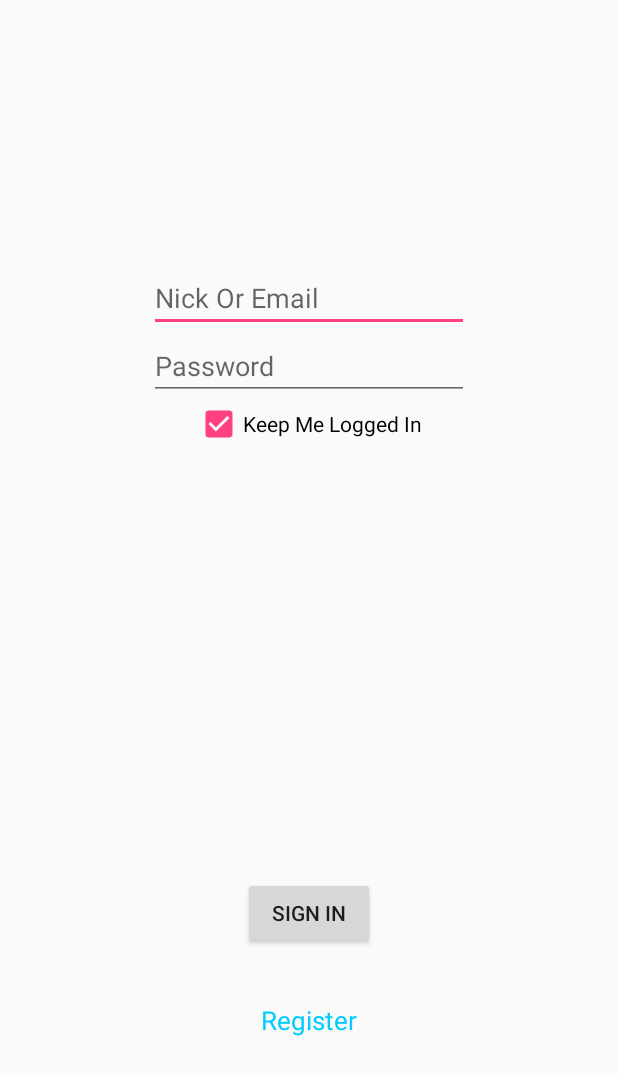
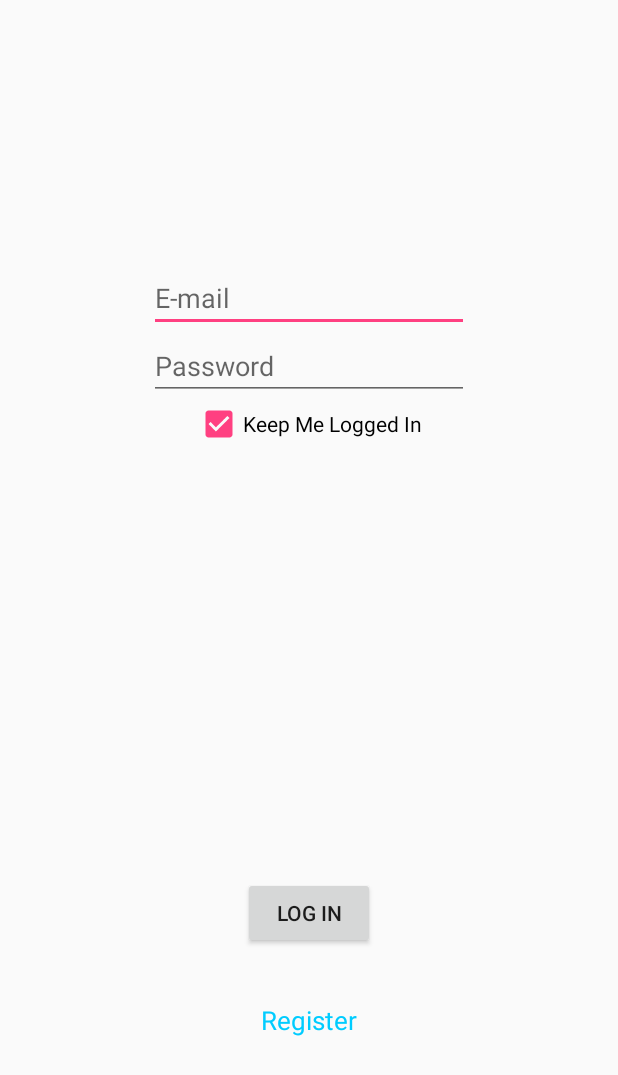
Before and after one commit to yra-rom/ColibriAndroid, an Android app: the screen it shows after launch (SignInActivity before the commit, LogInActivity after it), on a phone screen of 412 x 824 dp. Shown: the top 1075 px of the screen. Run offline under Robolectric (Android 15) with nearby library versions, the phone set to English and light mode, and no system bars.

Commit message:
Corrected Names

```diff
--- a/app/src/main/AndroidManifest.xml
+++ b/app/src/main/AndroidManifest.xml
@@ -15,15 +15,15 @@
         android:label="@string/app_name"
         android:supportsRtl="true"
         android:theme="@style/AppTheme">
-        <activity android:name=".signUpAndRegistration.MainActivity">
+        <activity android:name=".LogInAndRegistration.MainActivity">
             <intent-filter>
                 <action android:name="android.intent.action.MAIN" />
 
                 <category android:name="android.intent.category.LAUNCHER" />
             </intent-filter>
         </activity>
-        <activity android:name=".signUpAndRegistration.SignInActivity"/>
-        <activity android:name=".signUpAndRegistration.RegistrationActivity"/>
+        <activity android:name=".LogInAndRegistration.LogInActivity"/>
+        <activity android:name=".LogInAndRegistration.RegistrationActivity"/>
 
     </application>
 
--- a/app/src/main/java/com/example/plague/app090816registration/signUpAndRegistration/SignInActivity.java
+++ b/app/src/main/java/com/example/plague/app090816registration/LogInAndRegistration/LogInActivity.java
@@ -1,4 +1,4 @@
-package com.example.plague.app090816registration.signUpAndRegistration;
+package com.example.plague.app090816registration.LogInAndRegistration;
 
 import android.content.Intent;
 import android.content.SharedPreferences;
@@ -15,16 +15,16 @@ import android.widget.EditText;
 import android.widget.TextView;
 
 import com.example.plague.app090816registration.R;
+import com.example.plague.app090816registration.clients.LogInThread;
 import com.example.plague.app090816registration.clients.SendKeys;
-import com.example.plague.app090816registration.clients.SignThread;
 
 import java.util.HashMap;
 import java.util.Map;
 
-public class SignInActivity extends AppCompatActivity implements View.OnClickListener{
-    public static final String TAG = "SignInActivity";
+public class LogInActivity extends AppCompatActivity implements View.OnClickListener{
+    public static final String TAG = "LogInActivity";
 
-    private EditText etNickOrEmail;
+    private EditText etEmail;
     private EditText etPassword;
     private Button btnSignIn;
     private TextView tvRegister;
@@ -40,7 +40,7 @@ public class SignInActivity extends AppCompatActivity implements View.OnClickLis
     }
 
     private void initViews() {
-        etNickOrEmail = (EditText) findViewById(R.id.sign_etNameOrEMail);
+        etEmail = (EditText) findViewById(R.id.sign_etEmail);
         etPassword = (EditText) findViewById(R.id.sign_etPassword);
         btnSignIn = (Button) findViewById(R.id.sign_btnSignIn);
         tvRegister = (TextView) findViewById(R.id.tvRegister);
@@ -51,14 +51,14 @@ public class SignInActivity extends AppCompatActivity implements View.OnClickLis
         tvRegister.setOnClickListener(this);
 
 
-        etNickOrEmail.addTextChangedListener(new TextWatcher() {
+        etEmail.addTextChangedListener(new TextWatcher() {
             @Override
             public void beforeTextChanged(CharSequence charSequence, int i, int i1, int i2) {}
 
             @Override
             public void onTextChanged(CharSequence charSequence, int i, int i1, int i2) {
-                etNickOrEmail.setTextColor(Color.BLACK);
-                etNickOrEmail.setHintTextColor(Color.BLACK);
+                etEmail.setTextColor(Color.BLACK);
+                etEmail.setHintTextColor(Color.BLACK);
             }
 
             @Override
@@ -99,7 +99,7 @@ public class SignInActivity extends AppCompatActivity implements View.OnClickLis
     }
 
     private void logInUser() {
-        String email = etNickOrEmail.getText().toString();
+        String email = etEmail.getText().toString();
         String pass = etPassword.getText().toString();
         if(checkEmail(email)){
             Log.d(TAG, "Server checked email: email is correct");
@@ -120,7 +120,7 @@ public class SignInActivity extends AppCompatActivity implements View.OnClickLis
         }else{
             Log.d(TAG, "Server checked mail: mail is NOT correct");
             //if user is not correct
-            etNickOrEmail.setTextColor(Color.RED);
+            etEmail.setTextColor(Color.RED);
         }
     }
 
@@ -137,9 +137,10 @@ public class SignInActivity extends AppCompatActivity implements View.OnClickLis
         if(keyWord.equals("")) return false;
 
         Map map = new HashMap<String, String>();
+        map.put(SendKeys.TITLE, SendKeys.CHECK_MAIL);
         map.put(SendKeys.EMAIL, keyWord);
 
-        SignThread signThread = new SignThread(map);
+        LogInThread signThread = new LogInThread(map);
         signThread.start();
 
         while(signThread.getAnswer()==null); // potential dead loop!!!
@@ -151,8 +152,8 @@ public class SignInActivity extends AppCompatActivity implements View.OnClickLis
         Boolean answ = signThread.getAnswer();
 
         if(!answ){
-            etNickOrEmail.setTextColor(Color.RED);
-            etNickOrEmail.setHintTextColor(Color.RED);
+            etEmail.setTextColor(Color.RED);
+            etEmail.setHintTextColor(Color.RED);
         }
         return answ;
     }
@@ -161,11 +162,12 @@ public class SignInActivity extends AppCompatActivity implements View.OnClickLis
         if(pass.equals("")) return false;
 
         Map map = new HashMap<String, String>();
+        map.put(SendKeys.TITLE, SendKeys.CHECK_PASS);
         map.put(SendKeys.EMAIL, email);
         map.put(SendKeys.PASS, pass);
 
 
-        SignThread signThread = new SignThread(map);
+        LogInThread signThread = new LogInThread(map);
         signThread.start();
 
         while(signThread.getAnswer()==null); // potential dead loop!!!
@@ -190,9 +192,9 @@ public class SignInActivity extends AppCompatActivity implements View.OnClickLis
             return;
         }
         if(resultCode == RESULT_OK) {
-            String nick = data.getStringExtra(SendKeys.NICK);
+            String nick = data.getStringExtra(SendKeys.EMAIL);
             //Log.d(TAG, SendKeys.NICK + nick);
-            etNickOrEmail.setText(nick);
+            etEmail.setText(nick);
             tvRegSucc.setText(R.string.regSuccess);
         }
     }
--- a/app/src/main/java/com/example/plague/app090816registration/signUpAndRegistration/MainActivity.java
+++ b/app/src/main/java/com/example/plague/app090816registration/LogInAndRegistration/MainActivity.java
@@ -1,4 +1,4 @@
-package com.example.plague.app090816registration.signUpAndRegistration;
+package com.example.plague.app090816registration.LogInAndRegistration;
 
 import android.content.Intent;
 import android.content.SharedPreferences;
@@ -18,7 +18,7 @@ public class MainActivity extends AppCompatActivity{
         String s1 = sharedPrefs.getString(SendKeys.NICK,"");
         String s2 = sharedPrefs.getString(SendKeys.PASS,"");
         if(s1.equals("") || s2.equals("")){
-            Intent intent = new Intent(this, SignInActivity.class);
+            Intent intent = new Intent(this, LogInActivity.class);
             startActivity(intent);
         }else {
             //TO DO
--- a/app/src/main/java/com/example/plague/app090816registration/clients/SignThread.java
+++ b/app/src/main/java/com/example/plague/app090816registration/clients/LogInThread.java
@@ -9,8 +9,8 @@ import java.net.InetAddress;
 import java.net.Socket;
 import java.util.Map;
 
-public class SignThread extends Thread {
-    public static final String TAG = "SignThread";
+public class LogInThread extends Thread {
+    public static final String TAG = "LogInThread";
     public static final String HOST = "192.168.43.142";
     public static final int PORT = 5678;
 
@@ -24,7 +24,7 @@ public class SignThread extends Thread {
 
     private int numberOfSendMessages = 0;
 
-    public SignThread(Map map){
+    public LogInThread(Map map){
         this.map = map;
     }
 
--- a/app/src/main/java/com/example/plague/app090816registration/clients/SendKeys.java
+++ b/app/src/main/java/com/example/plague/app090816registration/clients/SendKeys.java
@@ -1,7 +1,13 @@
 package com.example.plague.app090816registration.clients;
 
 public interface SendKeys {
-    //For sign in
+    //for checks
+    String TITLE = "TITLE";
+    String CHECK_MAIL = "CHECK_EMAIL";
+    String CHECK_PASS = "CHECK_MAIL";
+    String REGISTER = "REGISTER";
+
+    //For login
     String NICK = "NICK";
     String PASS = "PASS";
 
--- a/app/src/main/res/layout/sign_in.xml
+++ b/app/src/main/res/layout/sign_in.xml
@@ -7,12 +7,12 @@
     android:paddingLeft="@dimen/activity_horizontal_margin"
     android:paddingRight="@dimen/activity_horizontal_margin"
     android:paddingTop="@dimen/activity_vertical_margin"
-    tools:context=".signUpAndRegistration.MainActivity">
+    tools:context=".LogInAndRegistration.MainActivity">
 
 
     <EditText
-        android:id="@+id/sign_etNameOrEMail"
-        android:hint="@string/nickOrEmail"
+        android:id="@+id/sign_etEmail"
+        android:hint="@string/email"
         android:layout_width="wrap_content"
         android:layout_height="wrap_content"
         android:inputType="textEmailAddress|textPersonName"
@@ -29,7 +29,7 @@
         android:layout_height="wrap_content"
         android:inputType="textPassword"
         android:ems="10"
-        android:layout_below="@+id/sign_etNameOrEMail"
+        android:layout_below="@+id/sign_etEmail"
         android:layout_centerHorizontal="true" />
 
     <TextView
@@ -47,7 +47,7 @@
     <Button
         android:layout_width="wrap_content"
         android:layout_height="wrap_content"
-        android:text="@string/signIn"
+        android:text="@string/logIn"
         android:id="@+id/sign_btnSignIn"
         android:layout_above="@+id/tvRegister"
         android:layout_centerHorizontal="true"
--- a/app/src/main/res/values/strings.xml
+++ b/app/src/main/res/values/strings.xml
@@ -2,8 +2,7 @@
     <string name="app_name">App090816Registration</string>
     <string name="register">Register</string>
     <string name="password">Password</string>
-    <string name="nickOrEmail">Nick Or Email</string>
-    <string name="signIn">Sign In</string>
+    <string name="logIn">Log In</string>
     <string name="keepLogged">Keep Me Logged In</string>
     <string name="name">Name</string>
     <string name="email">E-mail</string>
```
Also changed, not shown: app/src/main/java/com/example/plague/app090816registration/LogInAndRegistration/RegistrationActivity.java (renamed from app/src/main/java/com/example/plague/app090816registration/signUpAndRegistration/RegistrationActivity.java, +5 -4 lines).
